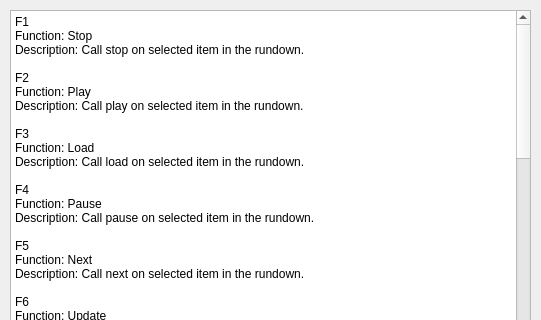
This is src/Widgets/HelpDialog.ui in CasparCG/client as Qt 5 draws it before an edit; both pictures show x 0 to 541 and y 0 to 320 of the 541 by 462 pixel window. The edited form follows.
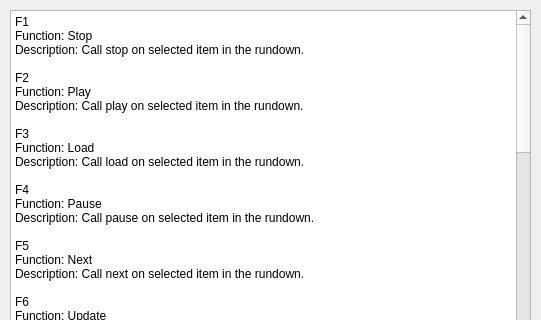
This is the edited form.

Commit message: Fixed cut & paste bug. Close #67

Diff of the .ui file:
```diff
--- a/src/Widgets/HelpDialog.ui
+++ b/src/Widgets/HelpDialog.ui
@@ -110,6 +110,10 @@
 Function: Copy / Paste
 Description: Copy / Paste selected item in the rundown.
 
+Ctrl+X
+Function: Cut
+Description: Cut selected item in the rundown.
+
 Ctrl+Up / Ctrl+Down
 Function: Navigation.
 Description: Move item up / down in the rundown.
```
The commit also changes 1 other file.
